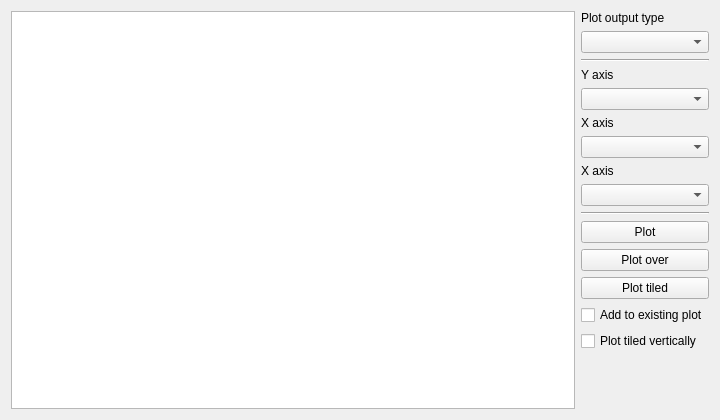
Above: qt/scientific_interfaces/ISISReflectometry/GUI/Plotting/view/PlottingWidget.ui from mantidproject/mantid before the change. Below: the same form after it.
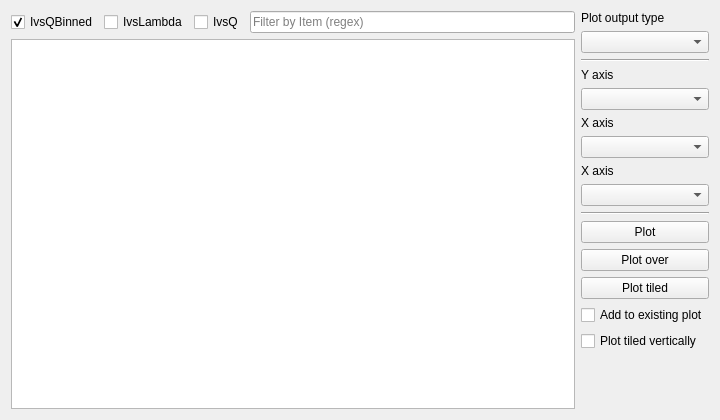
That is the form after the change. Custom widgets are drawn as their Qt base class.

Commit message: implement filtering in plotting tab of refl interface

What changed in the file:
```diff
--- a/qt/scientific_interfaces/ISISReflectometry/GUI/Plotting/view/PlottingWidget.ui
+++ b/qt/scientific_interfaces/ISISReflectometry/GUI/Plotting/view/PlottingWidget.ui
@@ -12,6 +12,37 @@
   </property>
   <layout class="QHBoxLayout" name="horizontalLayout">
    <item>
+    <layout class="QVBoxLayout" name="workspaceLayout">
+     <item>
+      <layout class="QHBoxLayout" name="workspaceFilterLayout">
+       <item>
+        <widget class="QCheckBox" name="filterIvsQBinned">
+         <property name="text"><string>IvsQBinned</string></property>
+         <property name="checked"><bool>true</bool></property>
+        </widget>
+       </item>
+       <item>
+        <widget class="QCheckBox" name="filterIvsLambda">
+         <property name="text"><string>IvsLambda</string></property>
+        </widget>
+       </item>
+       <item>
+        <widget class="QCheckBox" name="filterIvsQ">
+         <property name="text"><string>IvsQ</string></property>
+        </widget>
+       </item>
+       <item>
+        <widget class="QLineEdit" name="workspaceFilter">
+         <property name="placeholderText"><string>Filter by Item (regex)</string></property>
+         <property name="toolTip">
+          <string>Case-sensitive regular expression matched against the Item column. Matching a parent includes its children of the checked output types. Invalid expressions keep the last valid filter.</string>
+         </property>
+         <property name="clearButtonEnabled"><bool>true</bool></property>
+        </widget>
+       </item>
+      </layout>
+     </item>
+     <item>
     <widget class="MantidQt::CustomInterfaces::ISISReflectometry::QtPlottingWorkspaceTreeView" name="plottingWorkspaceTree">
      <property name="selectionMode">
       <enum>QAbstractItemView::ExtendedSelection</enum>
@@ -20,6 +51,8 @@
       <bool>false</bool>
      </property>
     </widget>
+     </item>
+    </layout>
    </item>
    <item>
     <layout class="QVBoxLayout" name="optionsLayout">
```
The commit also changes 14 other files.
